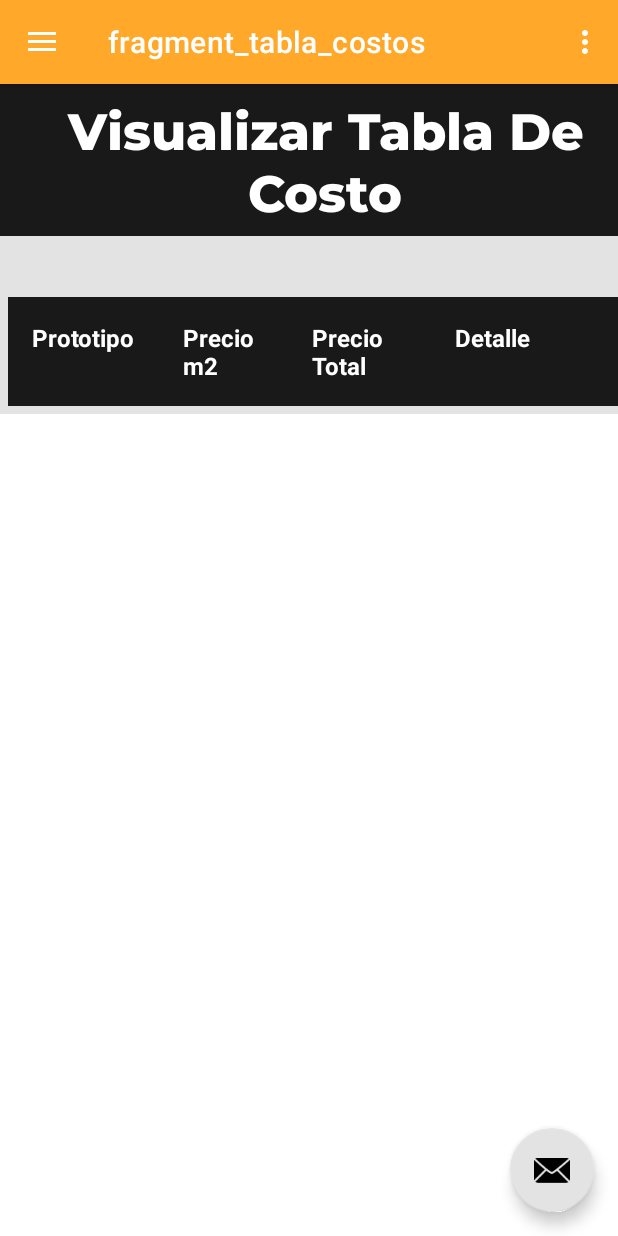
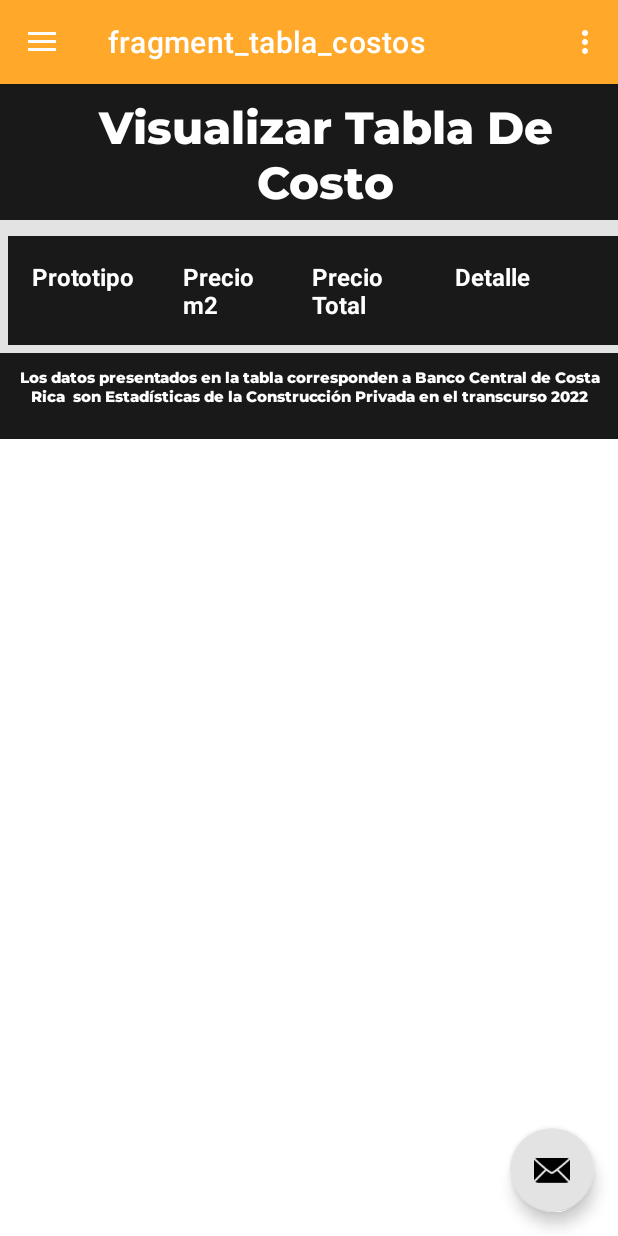
Before and after one commit to RodolfoCuevasJimenez/Buldify, an Android app: the tablaCostosFragment screen opened through its navigation route, on a phone screen of 412 x 824 dp. Run offline under Robolectric (Android 15) with nearby library versions, the phone set to English and light mode, and no system bars; our stand-ins replace Firebase (no records; nobody signed in at launch, a user with empty details on screens opened directly), navigation-ui.

Commit message:
Se agrega Leyenda a Tabla de Costo

```diff
--- a/app/src/main/res/layout/fragment_tabla_costos.xml
+++ b/app/src/main/res/layout/fragment_tabla_costos.xml
@@ -36,21 +36,16 @@
                     android:gravity="center"
                     android:text="Visualizar Tabla De Costo"
                     android:textColor="@color/backgroundColor"
-                    android:textSize="34sp"
+                    android:textSize="30sp"
                     app:fontFamily="@font/montserrat_extrabold" />
 
 
             </LinearLayout>
 
             <LinearLayout
-                android:layout_width="411dp"
-                android:layout_height="19dp"
-                android:orientation="vertical" />
-
-            <LinearLayout
                 android:layout_width="match_parent"
                 android:layout_height="match_parent"
-                android:layout_marginTop="16dp"
+                android:layout_marginTop="5dp"
                 android:orientation="vertical">
 
                 <ScrollView
@@ -64,9 +59,9 @@
                         android:layout_width="match_parent"
                         android:layout_height="wrap_content"
                         android:layout_margin="5dp"
-                        android:shrinkColumns="*"
                         android:layout_marginRight="500dp"
-                        android:background="@color/white">
+                        android:background="@color/white"
+                        android:shrinkColumns="*">
 
                         <TableRow
                             android:layout_width="match_parent"
@@ -120,6 +115,29 @@
                     </TableLayout>
 
                 </ScrollView>
+
+            </LinearLayout>
+
+            <LinearLayout
+                android:layout_width="412dp"
+                android:layout_height="57dp"
+                android:background="@color/gris"
+                android:orientation="horizontal">
+
+                <TextView
+                    android:id="@+id/tv_detalle"
+                    android:layout_width="wrap_content"
+                    android:layout_height="wrap_content"
+                    android:layout_marginLeft="10dp"
+                    android:layout_marginTop="10dp"
+                    android:layout_marginRight="10dp"
+                    android:gravity="center"
+                    android:text="Los datos presentados en la tabla corresponden a Banco Central de Costa Rica  son Estadísticas de la Construcción Privada en el transcurso 2022"
+                    android:textColor="@color/backgroundColor"
+                    android:textSize="10sp"
+                    app:fontFamily="@font/montserrat_extrabold" />
+
+
             </LinearLayout>
 
 
```
Also changed, not shown: 1 other file.
